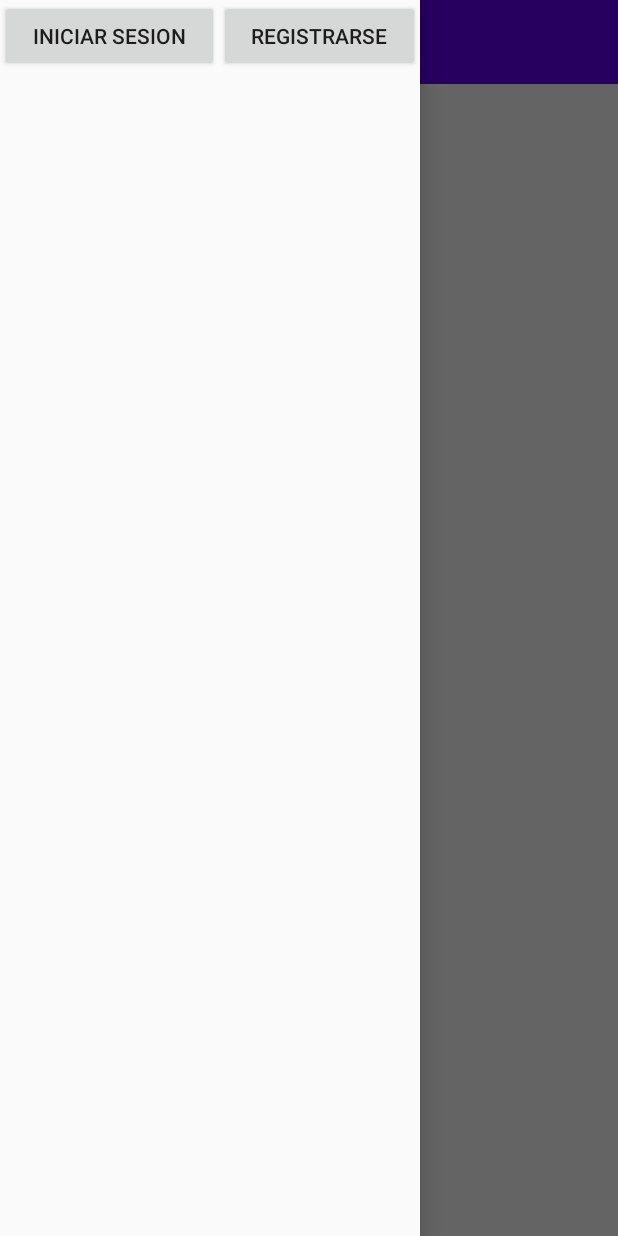
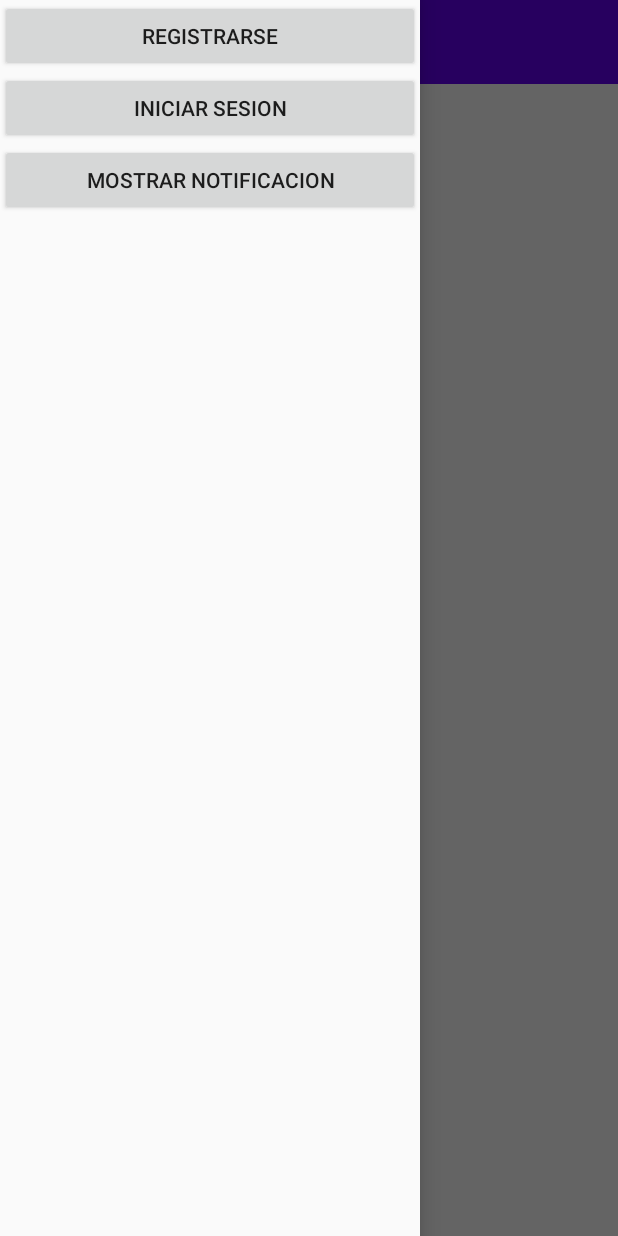
Before and after one commit to aleckx0/HelpMeWoof, an Android app: the screen it shows after launch (AuthActivity), with the side drawer open, on a phone screen of 412 x 824 dp. Run offline under Robolectric (Android 15) with nearby library versions, the phone set to English and light mode, and no system bars.

Commit message:
Se agrego permisos para notificacion asi como  boton de notificacion de pruba

```diff
--- a/app/src/main/java/net/alecks/helpmewoof/AuthActivity.java
+++ b/app/src/main/java/net/alecks/helpmewoof/AuthActivity.java
@@ -2,16 +2,24 @@ package net.alecks.helpmewoof;
 
 import androidx.appcompat.app.ActionBarDrawerToggle;
 import androidx.appcompat.app.AppCompatActivity;
+import androidx.core.app.NotificationCompat;
+import androidx.core.app.NotificationManagerCompat;
+import androidx.core.app.TaskStackBuilder;
 import androidx.core.view.GravityCompat;
 import androidx.drawerlayout.widget.DrawerLayout;
 
 import android.Manifest;
+import android.app.Notification;
+import android.app.NotificationChannel;
+import android.app.NotificationManager;
+import android.app.PendingIntent;
 import android.content.Intent;
 
+import android.net.Uri;
 import android.os.Bundle;
 
-import android.view.Menu;
 import android.view.View;
+import android.widget.Toast;
 
 import com.google.android.material.navigation.NavigationView;
 
@@ -23,6 +31,10 @@ public class AuthActivity extends AppCompatActivity {
 
     DrawerLayout drawerLayout;
 
+    NotificationCompat.Builder notificacion;
+
+    private final int idn=2;
+
     @Override
     protected void onCreate(Bundle savedInstanceState) {
         super.onCreate(savedInstanceState);
@@ -32,19 +44,23 @@ public class AuthActivity extends AppCompatActivity {
 
         elementosBarra();
 
-/*        NavigationView nav= findViewById(R.id.nav_menu);
-        nav.getMenu().clear();
-        nav.inflateMenu(R.menu.activity_main_drawer);*/
     }
+
+    @Override
+    protected void onPause() {
+        super.onPause();
+
+    }
+
     //crea los elementos de la barra (nombre y boton)
     public void elementosBarra(){
 
-        setSupportActionBar(findViewById(R.id.barrin));
+        setSupportActionBar(findViewById(R.id.toolbar));
 
         drawerLayout = findViewById(R.id.main);
 
         ActionBarDrawerToggle toggle = new ActionBarDrawerToggle(
-                this, drawerLayout, findViewById(R.id.barrin), R.string.navigation_drawer_open, R.string.navigation_drawer_close);
+                this, drawerLayout, findViewById(R.id.toolbar), R.string.navigation_drawer_open, R.string.navigation_drawer_close);
         drawerLayout.addDrawerListener(toggle);
         toggle.syncState();
     }
@@ -86,6 +102,30 @@ public class AuthActivity extends AppCompatActivity {
         }
     }
 
+    public void notificacion(View view){
+        Toast.makeText(this, "gg se pauso", Toast.LENGTH_SHORT).show();
+        NotificationChannel canal= new NotificationChannel("canal", "nuevo", NotificationManager.IMPORTANCE_DEFAULT);
+        NotificationManager manager = (NotificationManager) getSystemService(NOTIFICATION_SERVICE);
+        manager.createNotificationChannel(canal);
 
+        notificacion = new NotificationCompat.Builder(this, "canal");
+        notificacion.setSmallIcon(R.drawable.notificacion);
+        notificacion.setContentTitle("Notificacion de Prueba");
+        notificacion.setContentText("La aplicacion sigue corriendo de fondo");
+
+        //notificacion.setPriority(NotificationCompat.PRIORITY_DEFAULT);
+
+        Intent i= new Intent(this, AuthActivity.class);
+        TaskStackBuilder sb= TaskStackBuilder.create(this);
+        sb.addParentStack(AuthActivity.class);
+        sb.addNextIntent(i);
+
+        PendingIntent pi= sb.getPendingIntent(1, PendingIntent.FLAG_UPDATE_CURRENT);
+
+        notificacion.setContentIntent(pi);
+
+        NotificationManagerCompat mc= NotificationManagerCompat.from(getApplicationContext());
+        mc.notify(1, notificacion.build());
+    }
 
 }
--- /dev/null
+++ b/app/src/main/res/drawable/notificacion.xml
@@ -0,0 +1,10 @@
+<vector xmlns:android="http://schemas.android.com/apk/res/android"
+    android:width="24dp"
+    android:height="24dp"
+    android:viewportWidth="24"
+    android:viewportHeight="24"
+    android:tint="?attr/colorControlNormal">
+  <path
+      android:fillColor="@android:color/white"
+      android:pathData="M12,22c1.1,0 2,-0.9 2,-2h-4c0,1.1 0.89,2 2,2zM18,16v-5c0,-3.07 -1.64,-5.64 -4.5,-6.32L13.5,4c0,-0.83 -0.67,-1.5 -1.5,-1.5s-1.5,0.67 -1.5,1.5v0.68C7.63,5.36 6,7.92 6,11v5l-2,2v1h16v-1l-2,-2z"/>
+</vector>
--- a/app/src/main/res/layout/activity_auth.xml
+++ b/app/src/main/res/layout/activity_auth.xml
@@ -18,7 +18,7 @@
 
 
         <androidx.appcompat.widget.Toolbar
-            android:id="@+id/barrin"
+            android:id="@+id/toolbar"
             android:layout_width="match_parent"
             android:layout_height="wrap_content"
             android:background="?attr/colorPrimary"
@@ -43,10 +43,28 @@
         android:layout_gravity="start"
         android:fitsSystemWindows="true">
 
-        <LinearLayout
+        <TableLayout
             android:layout_width="match_parent"
             android:layout_height="match_parent"
-            android:orientation="horizontal">
+            android:layout_weight="1">
+
+            <TableRow
+                android:layout_width="match_parent"
+                android:layout_height="match_parent" >
+
+                <Button
+                    android:id="@+id/registropantalla"
+                    android:layout_width="wrap_content"
+                    android:layout_height="wrap_content"
+                    android:layout_weight="1"
+                    android:onClick="registrar"
+                    android:text="@string/registropantalla"
+                    tools:ignore="SpeakableTextPresentCheck" />
+            </TableRow>
+
+            <TableRow
+                android:layout_width="match_parent"
+                android:layout_height="match_parent" >
 
                 <Button
                     android:id="@+id/iniciarsesionpantalla"
@@ -57,16 +75,22 @@
                     android:text="@string/iniciarsesionpantalla"
                     tools:text="@string/iniciarsesionpantalla" />
 
+            </TableRow>
+
+            <TableRow
+                android:layout_width="match_parent"
+                android:layout_height="match_parent" >
+
                 <Button
-                android:id="@+id/registropantalla"
+                    android:id="@+id/noty"
                     android:layout_width="wrap_content"
                     android:layout_height="wrap_content"
                     android:layout_weight="1"
-                android:onClick="registrar"
-                android:text="@string/registropantalla"
-                tools:ignore="SpeakableTextPresentCheck" />
+                    android:onClick="notificacion"
+                    android:text="Mostrar Notificacion" />
+            </TableRow>
 
-        </LinearLayout>
+        </TableLayout>
 
     </com.google.android.material.navigation.NavigationView>
 
```
Lines whose indentation alone changed are shown as unchanged.
